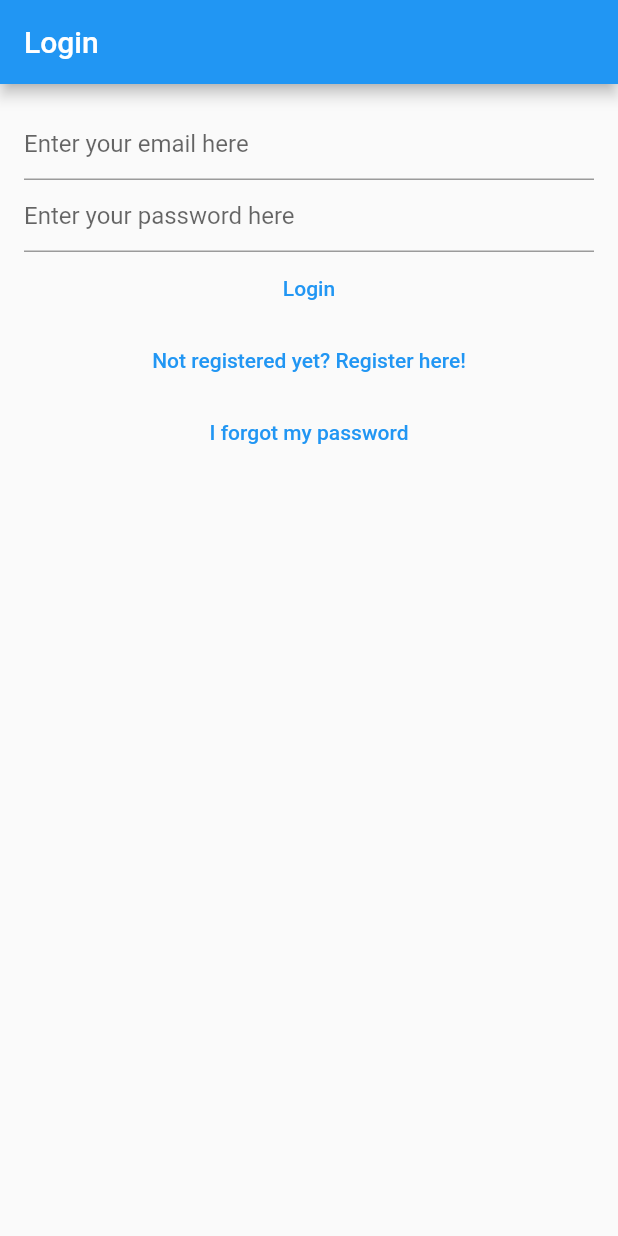
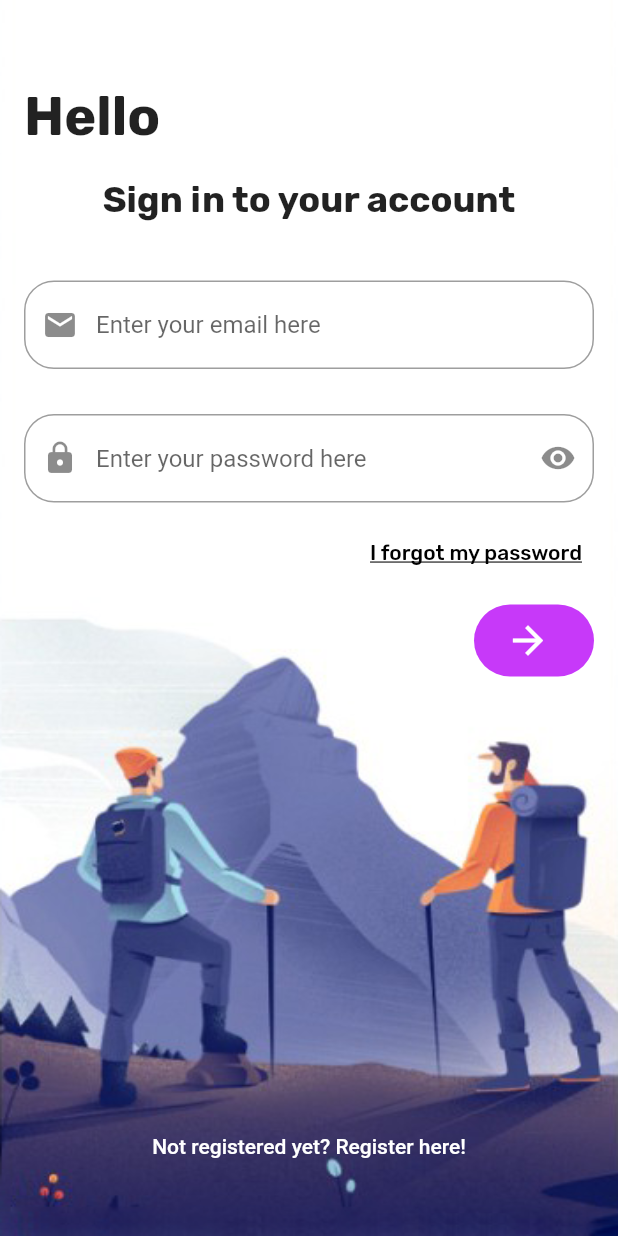
Before and after one commit to son3102k/wild_explorer, a Flutter app: the screen it shows after launch, on a phone screen of 412 x 824 dp. Run offline on Flutter 3.47's test engine with Material 2 defaults, Android fonts, the phone set to English and light mode, and no system bars; our stand-ins replace bloc, equatable, firebase_auth, firebase_core, flutter_bloc; accounts and stored records are empty; generated files the repository leaves out were written again.

Commit message:
edit login screen

```diff
--- a/lib/services/auth/firebase_auth_provider.dart
+++ b/lib/services/auth/firebase_auth_provider.dart
@@ -1,3 +1,5 @@
+import 'dart:developer';
+
 import 'package:firebase_core/firebase_core.dart';
 
 import 'package:firebase_auth/firebase_auth.dart'
@@ -59,6 +61,7 @@ class FirebaseAuthProvider implements AuthProvider {
       await FirebaseAuth.instance
           .signInWithEmailAndPassword(email: email, password: password);
       final user = currentUser;
+      log(await FirebaseAuth.instance.currentUser!.getIdToken());
       if (user != null) {
         return user;
       } else {
--- a/lib/view/auth/login_view.dart
+++ b/lib/view/auth/login_view.dart
@@ -50,31 +50,99 @@ class _LoginViewState extends State<LoginView> {
         }
       },
       child: Scaffold(
-        appBar: AppBar(
-          title: Text(context.loc.login),
+        resizeToAvoidBottomInset: false,
+        body: Container(
+          width: MediaQuery.of(context).size.width,
+          height: MediaQuery.of(context).size.height,
+          decoration: const BoxDecoration(
+            image: DecorationImage(
+                image: AssetImage('assets/images/background.png'),
+                fit: BoxFit.fill),
           ),
-        body: Padding(
+          child: Padding(
             padding: const EdgeInsets.all(16.0),
-          child: SingleChildScrollView(
             child: Column(
               children: [
+                const SizedBox(height: 40.0),
+                const Align(
+                  alignment: Alignment.centerLeft,
+                  child: Text(
+                    'Hello',
+                    style: TextStyle(
+                      fontSize: 36,
+                      fontFamily: 'Rubik',
+                      fontWeight: FontWeight.bold,
+                    ),
+                  ),
+                ),
+                const SizedBox(height: 20.0),
+                const Text('Sign in to your account',
+                    style: TextStyle(
+                        fontSize: 24,
+                        fontFamily: 'Rubik',
+                        fontWeight: FontWeight.bold)),
+                const SizedBox(height: 40.0),
                 TextField(
                   controller: _email,
                   enableSuggestions: false,
                   autocorrect: false,
                   keyboardType: TextInputType.emailAddress,
                   decoration: InputDecoration(
+                      border: OutlineInputBorder(
+                        borderRadius: BorderRadius.circular(20.0),
+                      ),
+                      prefixIcon: const Icon(Icons.email),
                       hintText: context.loc.email_text_field_placeholder),
                 ),
+                const SizedBox(height: 30.0),
                 TextField(
                   controller: _password,
                   obscureText: true,
                   enableSuggestions: false,
                   autocorrect: false,
                   decoration: InputDecoration(
+                      border: OutlineInputBorder(
+                        borderRadius: BorderRadius.circular(20.0),
+                      ),
+                      prefixIcon: const Icon(Icons.lock),
+                      suffixIcon: const Icon(Icons.remove_red_eye),
                       hintText: context.loc.password_text_field_placeholder),
                 ),
-                TextButton(
+                const SizedBox(height: 10.0),
+                Align(
+                  alignment: Alignment.centerRight,
+                  child: TextButton(
+                    onPressed: () {
+                      context.read<AuthBloc>().add(
+                            const AuthEventForgotPassword(),
+                          );
+                    },
+                    child: Text(
+                      context.loc.login_view_forgot_password,
+                      style: const TextStyle(
+                        fontFamily: 'Rubik',
+                        color: Colors.black,
+                        decoration: TextDecoration.underline,
+                      ),
+                    ),
+                  ),
+                ),
+                const SizedBox(height: 10.0),
+                Align(
+                  alignment: Alignment.centerRight,
+                  child: Container(
+                    width: 80,
+                    decoration: BoxDecoration(
+                      borderRadius: BorderRadius.circular(40.0),
+                      color: const Color.fromRGBO(199, 57, 249, 1),
+                    ),
+                    child: TextButton.icon(
+                      icon: const Icon(
+                        Icons.arrow_forward,
+                        color: Colors.white,
+                        size: 30,
+                      ),
+                      label: const Text(''),
                       onPressed: () async {
                         final email = _email.text;
                         final password = _password.text;
@@ -83,24 +151,26 @@ class _LoginViewState extends State<LoginView> {
                               password,
                             ));
                       },
-                  child: Text(context.loc.login),
                     ),
-                TextButton(
+                  ),
+                ),
+                Expanded(
+                  child: Align(
+                    alignment: Alignment.bottomCenter,
+                    child: TextButton(
                       onPressed: () {
                         context.read<AuthBloc>().add(
                               const AuthEventShouldRegister(),
                             );
                       },
-                  child: Text(context.loc.login_view_not_registered_yet),
+                      child: Text(
+                        context.loc.login_view_not_registered_yet,
+                        style: const TextStyle(color: Colors.white),
                       ),
-                TextButton(
-                  onPressed: () {
-                    context.read<AuthBloc>().add(
-                          const AuthEventForgotPassword(),
-                        );
-                  },
-                  child: Text(context.loc.login_view_forgot_password),
                     ),
+                  ),
+                ),
+                const SizedBox(height: 20.0),
               ],
             ),
           ),
--- a/pubspec.yaml
+++ b/pubspec.yaml
@@ -106,6 +106,12 @@ flutter:
               - asset: assets/fonts/Roboto-Regular.ttf
               - asset: assets/fonts/Roboto-Medium.ttf
                 weight: 400
+        - family: rubik
+          fonts:
+              - asset: assets/fonts/Rubik-Regular.ttf
+              - asset: assets/fonts/Rubik-Medium.ttf
+              - asset: assets/fonts/Rubik-Bold.ttf
+                weight: 700
   #
   # For details regarding fonts from package dependencies,
   # see https://flutter.dev/custom-fonts/#from-packages
```
Also changed, not shown: assets/fonts/Rubik-Bold.ttf (added), assets/fonts/Rubik-Medium.ttf (added), assets/fonts/Rubik-Regular.ttf (added), assets/images/background.png (added). Lines whose indentation alone changed are shown as unchanged.
